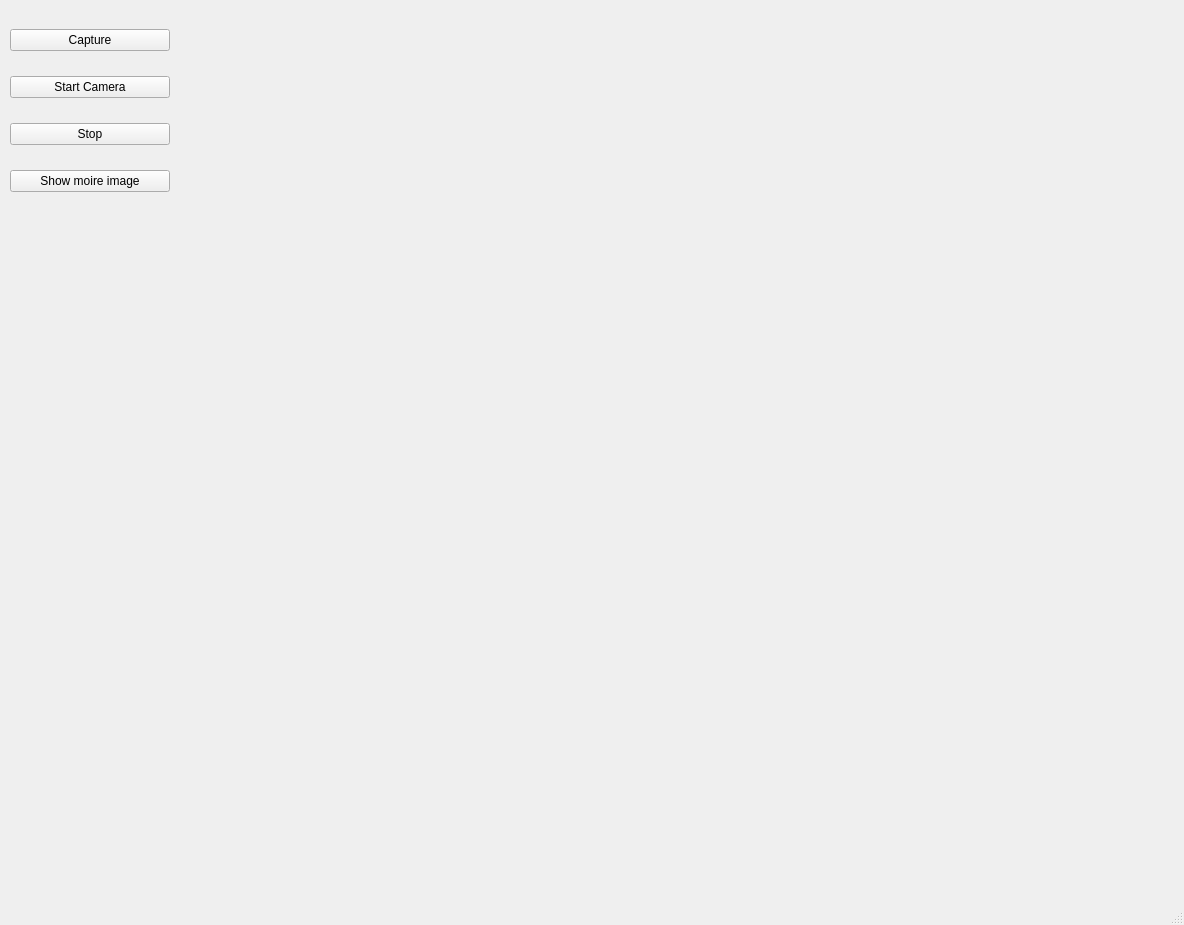
Old version of the form capture_folder/capture.ui in the repository cxn304/Strain-gauges-recognition.
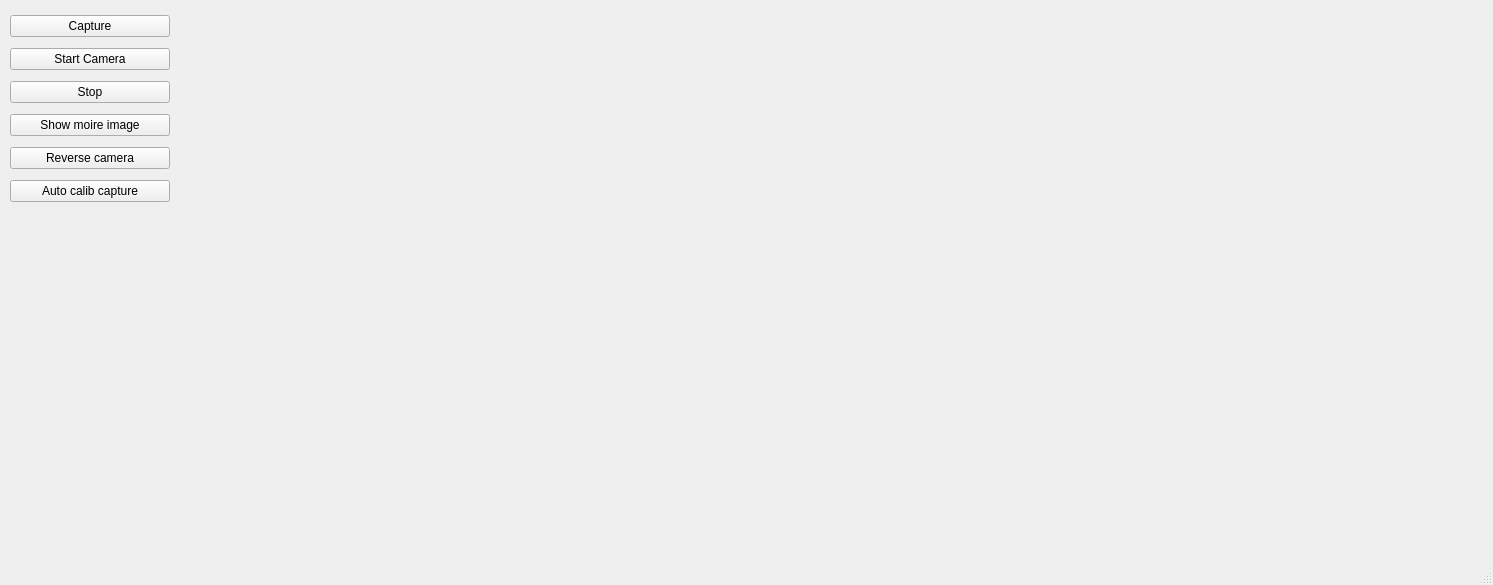
New version of the form.

Commit message: add auto calibrating

```diff
--- a/capture_folder/capture.ui
+++ b/capture_folder/capture.ui
@@ -6,8 +6,8 @@
    <rect>
     <x>0</x>
     <y>0</y>
-    <width>1184</width>
-    <height>925</height>
+    <width>1493</width>
+    <height>585</height>
    </rect>
   </property>
   <property name="windowTitle">
@@ -17,10 +17,10 @@
    <widget class="QLabel" name="pic_label">
     <property name="geometry">
      <rect>
-      <x>250</x>
+      <x>190</x>
       <y>10</y>
-      <width>851</width>
-      <height>871</height>
+      <width>1280</width>
+      <height>512</height>
      </rect>
     </property>
     <property name="text">
@@ -65,6 +65,20 @@
        </property>
       </widget>
      </item>
+     <item>
+      <widget class="QPushButton" name="reverse_cam_btn">
+       <property name="text">
+        <string>Reverse camera</string>
+       </property>
+      </widget>
+     </item>
+     <item>
+      <widget class="QPushButton" name="autoCali_btn">
+       <property name="text">
+        <string>Auto calib capture</string>
+       </property>
+      </widget>
+     </item>
     </layout>
    </widget>
   </widget>
```
Left out of the diff: 2 changed lines with no effect on the pictures. The commit also changes 6 other files.
